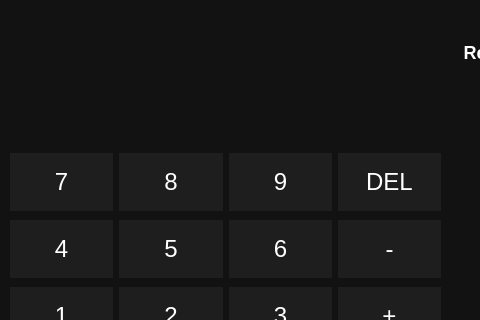
Qt form calculadora.ui (lbaeutr/Calculator_PyQt6) before a commit; both pictures show x 0 to 480 and y 0 to 320 of the 800 by 501 pixel window.
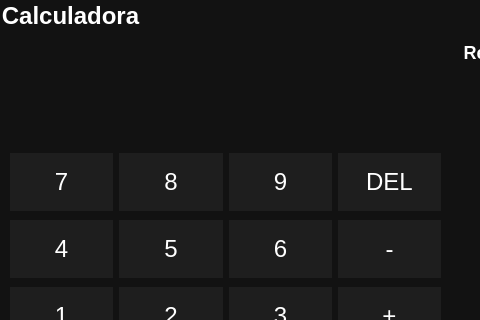
The same form after that commit. Icons and pictures are not drawn.

Commit message: incorporado label del titulo calculadora

```diff
--- a/calculadora.ui
+++ b/calculadora.ui
@@ -1111,6 +1111,37 @@
      <string>_</string>
     </property>
    </widget>
+   <widget class="QLabel" name="label_titulo">
+    <property name="geometry">
+     <rect>
+      <x>0</x>
+      <y>0</y>
+      <width>141</width>
+      <height>31</height>
+     </rect>
+    </property>
+    <property name="font">
+     <font>
+      <pointsize>-1</pointsize>
+      <bold>true</bold>
+     </font>
+    </property>
+    <property name="styleSheet">
+     <string notr="true">QLabel#label_titulo {
+    font-size: 24px;  /* Tamaño del texto */
+    font-weight: bold;  /* Negrita */
+    color: white;  /* Color del texto */
+    background-color: transparent;  /* Sin fondo */
+}
+</string>
+    </property>
+    <property name="text">
+     <string>Calculadora</string>
+    </property>
+    <property name="alignment">
+     <set>Qt::AlignmentFlag::AlignCenter</set>
+    </property>
+   </widget>
   </widget>
  </widget>
  <resources/>
```
The commit also changes 2 other files.
